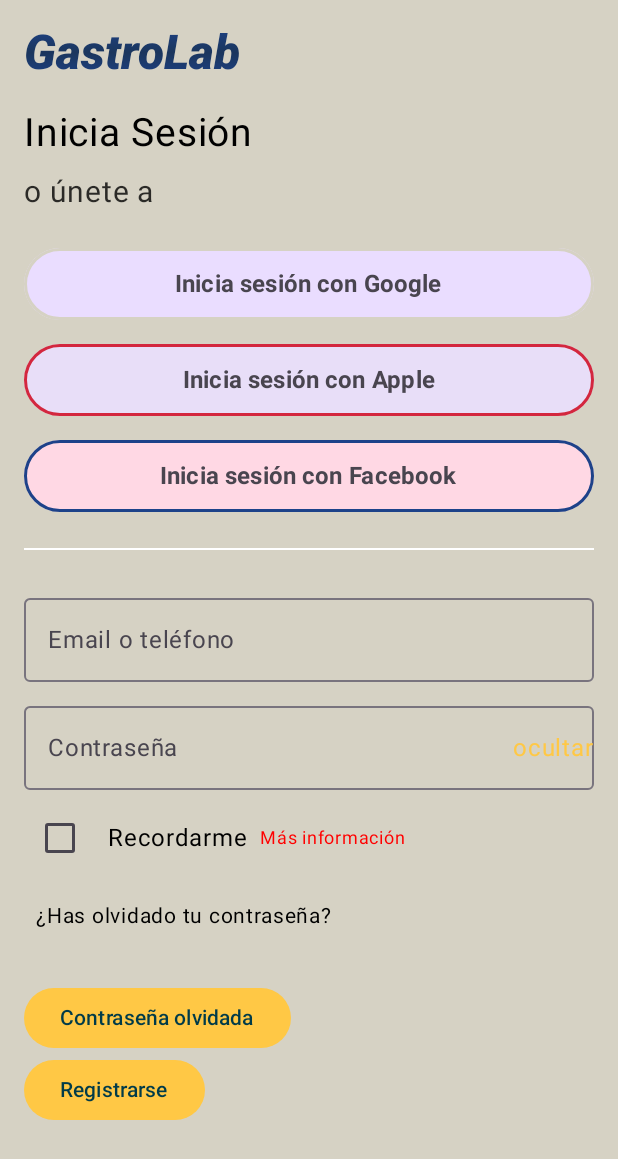
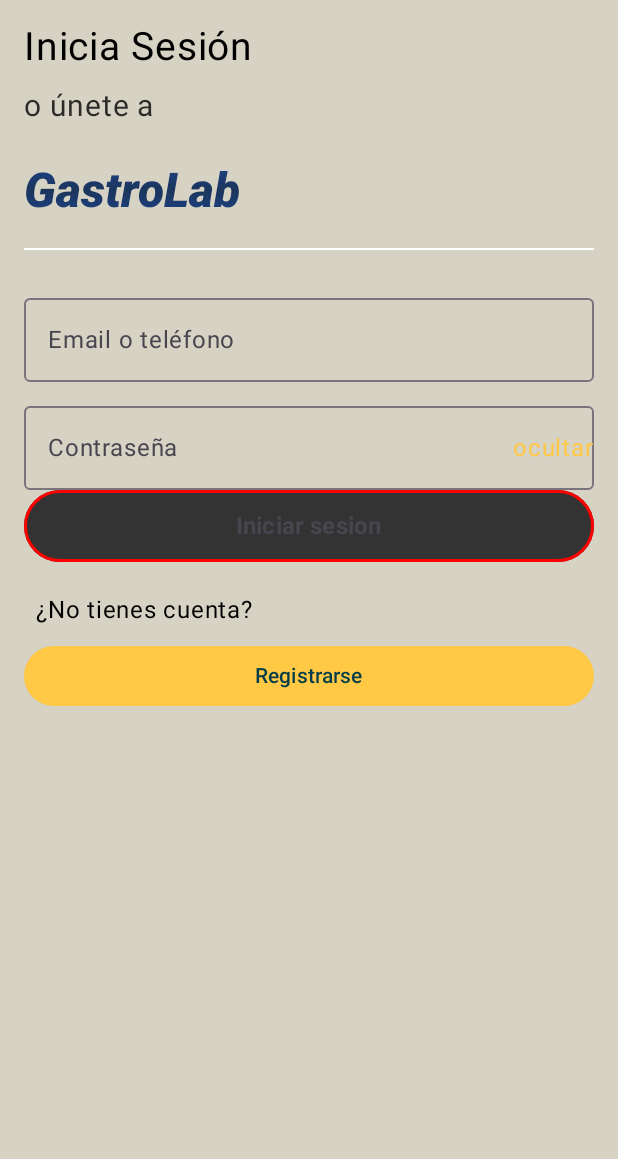
Before and after one commit to IceColdManny64/GastroLab, an Android app built with Jetpack Compose: the composable LoginInterface shown on its own in the app's theme, on a phone screen of 412 x 824 dp. Shown: the top 1159 px of the screen. Run offline under Robolectric (Android 15) with nearby library versions, the phone set to English and light mode, and no system bars; 1 statement that could not run was skipped.

Commit message:
Added new elements to manage requests to an external API REST, such as the apiclient, apiservice, and other elements. Login screen is now fully functional and creating an account is possible. Starting to work in an internal database with Room

```diff
--- a/app/src/main/AndroidManifest.xml
+++ b/app/src/main/AndroidManifest.xml
@@ -1,8 +1,10 @@
 <?xml version="1.0" encoding="utf-8"?>
 <manifest xmlns:android="http://schemas.android.com/apk/res/android"
     xmlns:tools="http://schemas.android.com/tools">
-
+    <uses-permission android:name="android.permission.INTERNET"/>
     <application
+        android:networkSecurityConfig="@xml/network_security_config"
+        android:usesCleartextTraffic="true"
         android:allowBackup="true"
         android:dataExtractionRules="@xml/data_extraction_rules"
         android:fullBackupContent="@xml/backup_rules"
--- /dev/null
+++ b/app/src/main/java/com/example/gastrolab/data/network/ApiClient.kt
@@ -0,0 +1,16 @@
+package com.example.clasetrabajo.data.network
+import retrofit2.Retrofit
+import retrofit2.converter.gson.GsonConverterFactory
+
+
+object RetrofitClient {
+    private const val BASE_URL = "http://apifake.mywebcommunity.org/"
+
+    val api: ApiService by lazy {
+        Retrofit.Builder()
+            .baseUrl(BASE_URL)
+            .addConverterFactory(GsonConverterFactory.create())
+            .build()
+            .create(ApiService::class.java)
+    }
+}
--- /dev/null
+++ b/app/src/main/java/com/example/gastrolab/data/network/ApiService.kt
@@ -0,0 +1,25 @@
+package com.example.clasetrabajo.data.network
+
+import com.example.gastrolab.data.model.LoginModel
+import com.example.gastrolab.data.model.RecipeModel
+import com.google.gson.JsonObject
+import retrofit2.Response
+import retrofit2.http.Body
+import retrofit2.http.GET
+import retrofit2.http.POST
+import retrofit2.http.Query
+
+interface ApiService {
+
+    @POST("login.php") //POST login
+    suspend fun login(@Body user: LoginModel): Response<JsonObject>
+
+    @POST("register.php") //POST login create account
+    suspend fun loginCreate(@Body user: LoginModel): Response<JsonObject>
+
+    @GET("service.php") //get all recipes
+    suspend fun getRecipes(): Response<List<RecipeModel>>
+
+    @GET("service.php")//get one recipe
+    suspend fun getRecipe(@Query("id") id: Int): Response<RecipeModel>
+}
--- a/app/src/main/java/com/example/gastrolab/ui/screens/LoginScreens/LoginInterface.kt
+++ b/app/src/main/java/com/example/gastrolab/ui/screens/LoginScreens/LoginInterface.kt
@@ -1,7 +1,8 @@
 package com.example.gastrolab.ui.screens.LoginScreens
 
-import androidx.compose.ui.graphics.Brush
-import androidx.compose.ui.text.TextStyle
+import android.content.Context
+import android.util.Log
+import android.widget.Toast
 import androidx.compose.foundation.BorderStroke
 import androidx.compose.foundation.clickable
 import androidx.compose.foundation.layout.Column
@@ -14,9 +15,9 @@ import androidx.compose.foundation.layout.padding
 import androidx.compose.foundation.layout.width
 import androidx.compose.foundation.rememberScrollState
 import androidx.compose.foundation.verticalScroll
+import androidx.compose.material.SnackbarDefaults.backgroundColor
 import androidx.compose.material3.Button
 import androidx.compose.material3.ButtonDefaults
-import androidx.compose.material3.Checkbox
 import androidx.compose.material3.Divider
 import androidx.compose.material3.ExperimentalMaterial3Api
 import androidx.compose.material3.MaterialTheme
@@ -30,22 +31,27 @@ import androidx.compose.runtime.remember
 import androidx.compose.runtime.setValue
 import androidx.compose.ui.Alignment
 import androidx.compose.ui.Modifier
+import androidx.compose.ui.graphics.Brush
 import androidx.compose.ui.graphics.Color
+import androidx.compose.ui.platform.LocalContext
+import androidx.compose.ui.text.TextStyle
 import androidx.compose.ui.text.font.FontStyle
 import androidx.compose.ui.text.font.FontWeight
 import androidx.compose.ui.text.input.PasswordVisualTransformation
 import androidx.compose.ui.unit.dp
 import androidx.compose.ui.unit.sp
+import androidx.lifecycle.viewmodel.compose.viewModel
+import androidx.navigation.NavController
 import androidx.navigation.NavHostController
+import com.example.clasetrabajo.data.viewmodel.LoginViewModel
+import com.example.gastrolab.data.model.LoginModel
 
 @OptIn(ExperimentalMaterial3Api::class)
 @Composable
-fun LoginInterface(navController: NavHostController) {
+fun LoginInterface(navController: NavHostController, ViewModel: LoginViewModel = viewModel()) {
+    val context = LocalContext.current
     val primaryColor = MaterialTheme.colorScheme.primary
-    var password by remember { mutableStateOf("") }
-    var confirmPassword by remember { mutableStateOf("") }
     var isPasswordVisible by remember { mutableStateOf(false) }
-    var isConfirmPasswordVisible by remember { mutableStateOf(false) }
 
 
     Column(
@@ -54,6 +60,21 @@ fun LoginInterface(navController: NavHostController) {
             .padding(16.dp)
             .verticalScroll(rememberScrollState())
     ) {
+
+        Text(
+            "Inicia Sesión",
+            fontSize = 26.sp,
+            color = Color.Black
+        )
+        Spacer(modifier = Modifier.height(12.dp))
+
+        Text(
+            "o únete a",
+            fontSize = 20.sp,
+            color = Color.Black.copy(alpha = 0.8f)
+        )
+
+        Spacer(modifier = Modifier.height(25.dp))
 
         Text(
             text = "GastroLab",
@@ -74,49 +95,11 @@ fun LoginInterface(navController: NavHostController) {
 
         Spacer(modifier = Modifier.height(19.dp))
 
-        Text(
-            "Inicia Sesión",
-            fontSize = 26.sp,
-            color = Color.Black
-        )
-        Spacer(modifier = Modifier.height(12.dp))
-
-        Text(
-            "o únete a",
-            fontSize = 20.sp,
-            color = Color.Black.copy(alpha = 0.8f)
-        )
-
-        Spacer(modifier = Modifier.height(25.dp))
-
-        LoginButton(
-            text = "Inicia sesión con Google",
-            backgroundColor = MaterialTheme.colorScheme.primaryContainer,
-            borderColor = MaterialTheme.colorScheme.background
-        )
-        Spacer(modifier = Modifier.height(16.dp))
-
-        LoginButton(
-            text = "Inicia sesión con Apple",
-            backgroundColor = MaterialTheme.colorScheme.secondaryContainer,
-            borderColor = MaterialTheme.colorScheme.secondary
-        )
-        Spacer(modifier = Modifier.height(16.dp))
-
-        LoginButton(
-            text = "Inicia sesión con Facebook",
-            backgroundColor = MaterialTheme.colorScheme.tertiaryContainer,
-            borderColor = MaterialTheme.colorScheme.tertiary
-        )
-        Spacer(modifier = Modifier.height(24.dp))
-
-
         Divider(color = Color.White)
         Spacer(modifier = Modifier.height(24.dp))
 
         var email by remember { mutableStateOf("") }
         var password by remember { mutableStateOf("") }
-        var rememberPass by remember { mutableStateOf(false) }
 
         OutlinedTextField(
             value = email,
@@ -143,36 +126,33 @@ fun LoginInterface(navController: NavHostController) {
             },
         )
 
-        Spacer(modifier = Modifier.height(8.dp))
+        OutlinedButton(
+            onClick = {TryLogin(email, password, context, ViewModel, navController) },
+            modifier = Modifier
+                .fillMaxWidth()
+                .height(48.dp),
+            colors = ButtonDefaults.outlinedButtonColors(
+                containerColor = backgroundColor
+            ),
+            border = BorderStroke(2.dp, Color.Red)
+        ) {
+            Text(
+                text = "Iniciar sesion",
+                fontWeight = FontWeight.Bold,
+                fontSize = 16.sp
+            )
+        }
+
+        Spacer(modifier = Modifier.height(20.dp))
 
         Row(verticalAlignment = Alignment.CenterVertically) {
-            Checkbox(checked = rememberPass, onCheckedChange = { rememberPass = it })
-            Text("Recordarme", color = Color.Black, modifier = Modifier.padding(start = 8.dp))
+            Text("¿No tienes cuenta?", color = Color.Black, modifier = Modifier.padding(start = 8.dp))
             Spacer(modifier = Modifier.width(8.dp))
-            Text("Más información", color = Color.Red, fontSize = 12.sp)
         }
         Spacer(modifier = Modifier.height(8.dp))
 
-
-        Text(
-            text = "¿Has olvidado tu contraseña?",
-            color = Color.Black,
-            fontSize = 14.sp,
-            modifier = Modifier
-                .clickable { navController.navigate("loginPasswordScreen") }
-                .padding(8.dp)
-        )
-
-        Spacer(modifier = Modifier.height(24.dp))
-
         Button(
-            onClick = { navController.navigate("loginPasswordScreen") }
-        )
-        {
-            Text("Contraseña olvidada")
-
-        }
-        Button(
+            modifier = Modifier.fillMaxWidth(),
             onClick = { navController.navigate("signUpScreen") }
         )
         {
@@ -182,22 +162,36 @@ fun LoginInterface(navController: NavHostController) {
     }
 }
 
-@Composable
-fun LoginButton(text: String, backgroundColor: Color, borderColor: Color) {
-    OutlinedButton(
-        onClick = { },
-        modifier = Modifier
-            .fillMaxWidth()
-            .height(48.dp),
-        colors = ButtonDefaults.outlinedButtonColors(
-            containerColor = backgroundColor
-        ),
-        border = BorderStroke(2.dp, borderColor)
-    ) {
-        Text(
-            text = text,
-            fontWeight = FontWeight.Bold,
-            fontSize = 16.sp
-        )
+fun TryLogin(
+    email:String,
+    password:String,
+    context: Context,
+    viewModel: LoginViewModel,
+    navController: NavController
+){
+    if(email == "" || password == ""){
+        //requires a context
+        Toast.makeText(
+            //will show a message only when both user and password are empty
+            context,
+            "email or password cannot be empty",
+            Toast.LENGTH_SHORT //the message will show for a shorter timespan
+        ).show()
+    } else {
+        val login_model = LoginModel(email = email, password = password)
+        viewModel.loginAPI(login_model){ jsonResponse ->
+            val loginStatus = jsonResponse?.get("login")?.asString
+            Log.d("debug", "LOGIN STATUS: $loginStatus")
+            if(loginStatus == "success"){
+                Toast.makeText(context, "Login successful", Toast.LENGTH_SHORT).show()
+                navController.navigate("mainScreen")
+            } else {
+                Toast.makeText(
+                    context,
+                    "Failed login, check your credentials",
+                    Toast.LENGTH_SHORT
+                ).show()
+            }
+        }
     }
 }
--- /dev/null
+++ b/app/src/main/res/xml/network_security_config.xml
@@ -0,0 +1,6 @@
+<?xml version="1.0" encoding="utf-8"?>
+<network-security-config>
+    <domain-config cleartextTrafficPermitted="true">
+        <domain includeSubdomains="true">apifake.mywebcommunity.org</domain>
+    </domain-config>
+</network-security-config>
--- a/build.gradle.kts
+++ b/build.gradle.kts
@@ -3,4 +3,5 @@ plugins {
     alias(libs.plugins.android.application) apply false
     alias(libs.plugins.kotlin.android) apply false
     alias(libs.plugins.kotlin.compose) apply false
+    id("com.google.devtools.ksp") version "2.0.21-1.0.27" apply false
 }
```
Also changed, not shown: app/build.gradle.kts (+65 -25 lines), app/src/main/java/com/example/gastrolab/data/dao/RecipeDao.kt (added, +20 -0 lines), app/src/main/java/com/example/gastrolab/data/database/AppDatabase.kt (added, +12 -0 lines), app/src/main/java/com/example/gastrolab/data/database/DatabaseProvider.kt (added, +21 -0 lines), app/src/main/java/com/example/gastrolab/data/model/LoginModel.kt (added, +7 -0 lines), app/src/main/java/com/example/gastrolab/data/model/RecipeModel.kt (added, +41 -0 lines), app/src/main/java/com/example/gastrolab/data/viewmodel/LoginViewModel.kt (added, +53 -0 lines), app/src/main/java/com/example/gastrolab/data/viewmodel/RecipeViewModel.kt (added, +37 -0 lines), app/src/main/java/com/example/gastrolab/ui/components/UserView.kt (+0 -7 lines), app/src/main/java/com/example/gastrolab/ui/screens/LoginScreens/SignUpInterface.kt (+51 -62 lines), gradle/libs.versions.toml (+19 -1 lines).
